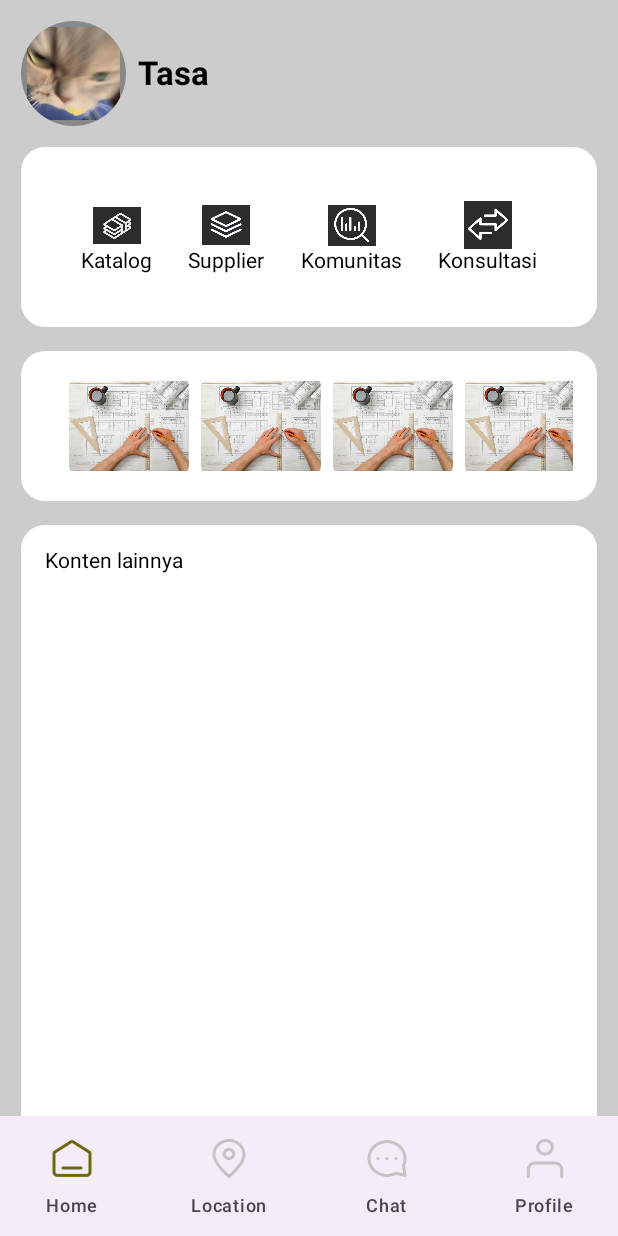
After one commit to auliaismann/Brix, an Android app built with Jetpack Compose: the HomeScreen screen opened through its navigation route, on a phone screen of 412 x 824 dp. The commit adds this screen. Run offline under Robolectric (Android 15) with nearby library versions, the phone set to English and light mode, and no system bars.

Commit message:
tambahan tasa lagi

```diff
--- a/app/build.gradle.kts
+++ b/app/build.gradle.kts
@@ -1,6 +1,7 @@
 plugins {
     alias(libs.plugins.android.application)
     alias(libs.plugins.kotlin.android)
+    id("com.google.gms.google-services") version "4.4.2" apply false
 }
 
 android {
@@ -60,6 +61,9 @@ dependencies {
     implementation(libs.androidx.ui.tooling.preview)
     implementation(libs.androidx.material3)
     implementation(libs.litert.metadata)
+    implementation(libs.firebase.database.ktx)
+    implementation(libs.androidx.appcompat)
+    implementation(libs.firebase.vertexai)
     testImplementation(libs.junit)
     androidTestImplementation(libs.androidx.junit)
     androidTestImplementation(libs.androidx.espresso.core)
@@ -71,5 +75,7 @@ dependencies {
     implementation("androidx.navigation:navigation-compose:2.4.0-alpha09")
     implementation ("androidx.compose.ui:ui:1.5.0")
     implementation ("androidx.compose.material3:material3:1.1.0")
+    implementation(platform("com.google.firebase:firebase-bom:33.5.0"))
+    implementation("com.google.firebase:firebase-analytics")
 
 }
--- a/app/src/main/AndroidManifest.xml
+++ b/app/src/main/AndroidManifest.xml
@@ -19,7 +19,6 @@
             android:theme="@style/Theme.Brix">
             <intent-filter>
                 <action android:name="android.intent.action.MAIN" />
-
                 <category android:name="android.intent.category.LAUNCHER" />
             </intent-filter>
         </activity>
--- /dev/null
+++ b/app/src/main/java/com/example/brix/HomeScreen.kt
@@ -0,0 +1,269 @@
+package com.example.brix
+
+import androidx.compose.foundation.Image
+import androidx.compose.foundation.background
+import androidx.compose.foundation.layout.*
+import androidx.compose.foundation.lazy.LazyColumn
+import androidx.compose.foundation.lazy.LazyRow
+import androidx.compose.foundation.shape.CircleShape
+import androidx.compose.foundation.shape.CornerBasedShape
+import androidx.compose.foundation.shape.RoundedCornerShape
+import androidx.compose.material3.*
+import androidx.compose.runtime.Composable
+import androidx.compose.ui.Alignment
+import androidx.compose.ui.Modifier
+import androidx.compose.ui.draw.clip
+import androidx.compose.ui.graphics.Color
+import androidx.compose.ui.res.painterResource
+import androidx.compose.ui.text.font.FontWeight
+import androidx.compose.ui.tooling.preview.Preview
+import androidx.compose.ui.unit.dp
+import androidx.navigation.NavController
+import androidx.navigation.compose.rememberNavController
+
+@Composable
+fun HomeScreen(navController: NavController) {
+    Box(
+        modifier = Modifier
+            .fillMaxSize()
+            .background(Color.LightGray)
+    ) {
+        Column(
+            modifier = Modifier
+                .fillMaxSize()
+                .padding(bottom = 56.dp), // Padding bottom agar tidak tertutup oleh BottomNavigation
+            verticalArrangement = Arrangement.SpaceBetween,
+            horizontalAlignment = Alignment.CenterHorizontally
+        ) {
+            // Tambahkan gambar profil dan nama pengguna di sini
+            Box(
+                modifier = Modifier
+                    .fillMaxWidth()
+                    .padding(14.dp),
+                contentAlignment = Alignment.CenterStart
+            ) {
+                Row(
+                    verticalAlignment = Alignment.CenterVertically
+                ) {
+                    // Gambar profil (gunakan gambar lingkaran)
+                    Image(
+                        painter = painterResource(id = R.drawable.kucing), // Ganti dengan resource gambar profil
+                        contentDescription = "Profile Image",
+                        modifier = Modifier
+                            .size(70.dp) // Ukuran gambar
+                            .clip(CircleShape) // Membuat gambar menjadi lingkaran
+                            .background(Color.Gray) // Background warna abu-abu di belakang gambar (opsional)
+                            .padding(4.dp) // Padding di sekitar gambar
+                    )
+                    Spacer(modifier = Modifier.width(8.dp)) // Spasi antara gambar dan nama
+                    Text(text = "Tasa", style = MaterialTheme.typography.bodyMedium.copy(
+                        fontSize = MaterialTheme.typography.titleLarge.fontSize, // Membuat teks lebih besar
+                        fontWeight = FontWeight.Bold // Membuat teks menjadi bold
+                    )
+                    ) // Ganti dengan nama pengguna
+                }
+            }
+
+            // Konten yang bisa di-scroll, menggunakan LazyColumn
+            LazyColumn(
+                modifier = Modifier
+                    .fillMaxWidth()
+                    .weight(1f), // Mengisi ruang yang tersisa
+                verticalArrangement = Arrangement.spacedBy(16.dp) // Menambahkan spasi antar item
+            ) {
+                item {
+                    // Kotak pertama
+                    CustomBox(
+                        modifier = Modifier
+                            .fillMaxWidth()
+                            .height(120.dp)
+                            .padding(start = 14.dp, end = 14.dp),
+                        shape = RoundedCornerShape(16.dp) // Bisa ganti bentuk di sini
+                    ) {
+                        Row(
+                            modifier = Modifier.fillMaxSize(),
+                            verticalAlignment = Alignment.CenterVertically,
+                            horizontalArrangement = Arrangement.SpaceEvenly
+                        ) {
+                            Column(horizontalAlignment = Alignment.CenterHorizontally) {
+                                Icon(
+                                    painter = painterResource(id = R.drawable.katalog), // Ganti dengan resource icon katalog
+                                    contentDescription = "Katalog Icon",
+                                    modifier = Modifier.size(32.dp),
+                                    tint = Color.Unspecified
+                                )
+                                Text(text = "Katalog")
+                            }
+
+                            Column(horizontalAlignment = Alignment.CenterHorizontally) {
+                                Icon(
+                                    painter = painterResource(id = R.drawable.supplier),
+                                    contentDescription = "Supplier Icon",
+                                    modifier = Modifier.size(32.dp),
+                                    tint = Color.Unspecified // Gunakan warna asli
+                                )
+                                Text(text = "Supplier")
+                            }
+
+                            Column(horizontalAlignment = Alignment.CenterHorizontally) {
+                                Icon(
+                                    painter = painterResource(id = R.drawable.komonitas), // Ganti dengan resource icon komunitas
+                                    contentDescription = "Komunitas Icon",
+                                    modifier = Modifier.size(32.dp),
+                                    tint = Color.Unspecified // Gunakan warna asli
+                                )
+                                Text(text = "Komunitas")
+                            }
+
+                            Column(horizontalAlignment = Alignment.CenterHorizontally) {
+                                Icon(
+                                    painter = painterResource(id = R.drawable.konsultasi), // Ganti dengan resource icon konsultasi
+                                    contentDescription = "Konsultasi Icon",
+                                    modifier = Modifier.size(32.dp),
+                                    tint = Color.Unspecified // Gunakan warna asli
+                                )
+                                Text(text = "Konsultasi")
+                            }
+                        }
+                    }
+                }
+
+                item {
+                    // Kotak kedua
+                    CustomBox(
+                        modifier = Modifier
+                            .fillMaxWidth()
+                            .height(100.dp)
+                            .padding(start = 14.dp, end = 14.dp),
+                        shape = RoundedCornerShape(16.dp)
+                    ) {
+                        LazyRow(
+                            modifier = Modifier.fillMaxSize(),
+                            horizontalArrangement = Arrangement.spacedBy(8.dp),
+                            contentPadding = PaddingValues(horizontal = 16.dp)
+                        ) {
+                            items(4) { index ->
+                                Image(
+                                    painter = painterResource(id = when(index) {
+                                        0 -> R.drawable.arsitek
+                                        1 -> R.drawable.arsitek
+                                        2 -> R.drawable.arsitek
+                                        else -> R.drawable.arsitek
+                                    }),
+                                    contentDescription = "Arsitek ${index + 1}",
+                                    modifier = Modifier
+                                        .size(80.dp) // Ukuran gambar
+                                        .clip(RoundedCornerShape(8.dp)) // Bentuk gambar
+                                )
+                            }
+                        }
+                    }
+                }
+
+                item {
+                    // Kotak ketiga
+                    CustomBox(
+                        modifier = Modifier
+                            .fillMaxWidth()
+                            .height(500.dp)
+                            .padding(start = 14.dp, end = 14.dp),
+                        shape = RoundedCornerShape(16.dp) // Bisa ganti bentuk di sini
+                    ) {
+                        Text(text = "Konten lainnya")
+                    }
+                }
+            }
+        }
+
+        // BottomNavigationBar tetap berada di posisi paling bawah
+        BottomNavigationBar(
+            navController = navController,
+            modifier = Modifier.align(Alignment.BottomCenter) // Posisi di paling bawah
+        )
+    }
+}
+
+
+// Composable untuk CustomBox dengan shape yang bisa diatur
+@Composable
+fun CustomBox(
+    modifier: Modifier = Modifier,
+    shape: CornerBasedShape,
+    content: @Composable () -> Unit
+) {
+    Box(
+        modifier = modifier
+            .background(Color.White, shape = shape)
+            .padding(16.dp)
+    ) {
+        content()
+    }
+}
+
+// Bottom Navigation Bar dengan item navigasi
+@Composable
+fun BottomNavigationBar(navController: NavController, modifier: Modifier = Modifier) {
+    NavigationBar(
+        modifier = modifier.fillMaxWidth()
+    ) {
+        NavigationBarItem(
+            icon = {
+                Icon(
+                    painterResource(id = R.drawable.home_ijo),
+                    contentDescription = "Home",
+                    modifier = Modifier.size(32.dp),
+                    tint = Color.Unspecified // Menggunakan warna asli dari ikon
+                )
+            },
+            label = { Text("Home") },
+            selected = false,
+            onClick = { navController.navigate("home_screen") }
+        )
+        NavigationBarItem(
+            icon = {
+                Icon(
+                    painterResource(id = R.drawable.location_abu),
+                    contentDescription = "Location",
+                    modifier = Modifier.size(32.dp),
+                    tint = Color.Unspecified // Menggunakan warna asli dari ikon
+                )
+            },
+            label = { Text("Location") },
+            selected = false,
+            onClick = { navController.navigate("location_screen") }
+        )
+        NavigationBarItem(
+            icon = {
+                Icon(
+                    painterResource(id = R.drawable.chat_abu),
+                    contentDescription = "Chat",
+                    modifier = Modifier.size(32.dp),
+                    tint = Color.Unspecified // Menggunakan warna asli dari ikon
+                )
+            },
+            label = { Text("Chat") },
+            selected = false,
+            onClick = { navController.navigate("chat_screen") }
+        )
+        NavigationBarItem(
+            icon = {
+                Icon(
+                    painterResource(id = R.drawable.profile_abu),
+                    contentDescription = "Profile",
+                    modifier = Modifier.size(32.dp),
+                    tint = Color.Unspecified // Menggunakan warna asli dari ikon
+                )
+            },
+            label = { Text("Profile") },
+            selected = false,
+            onClick = { navController.navigate("profile_screen") }
+        )
+    }
+}
+
+// Fungsi preview untuk menampilkan UI di Android Studio
+@Preview(showBackground = true)
+@Composable
+fun HomeScreenPreview() {
+    HomeScreen(navController = rememberNavController())
+}
--- a/app/src/main/java/com/example/brix/MainActivity.kt
+++ b/app/src/main/java/com/example/brix/MainActivity.kt
@@ -22,17 +22,22 @@ import androidx.navigation.NavController
 import androidx.navigation.compose.NavHost
 import androidx.navigation.compose.composable
 import androidx.navigation.compose.rememberNavController
+import com.google.firebase.FirebaseApp
 import kotlinx.coroutines.delay
 
 class MainActivity : ComponentActivity() {
     override fun onCreate(savedInstanceState: Bundle?) {
         super.onCreate(savedInstanceState)
+
+        // Inisialisasi Firebase
+        FirebaseApp.initializeApp(this)
+
         enableEdgeToEdge()
         setContent {
-                NavigationView()
-            }
+            NavigationView()
         }
     }
+}
 
 @Composable
 fun NavigationView() {
@@ -42,17 +47,15 @@ fun NavigationView() {
         composable("welcome_screen"){ WelcomeScreen(navController = navController) }
         composable("login"){ LoginScreen(navController = navController) }
         composable("signup"){ SignupScreen(navController = navController) }
+        composable("home_screen"){ HomeScreen(navController = navController) }
     }
 }
-
-
-
 
 @Composable
 fun SplashScreen(navController: NavController) {
     LaunchedEffect(key1 = true) {
         delay(5000L)
-        navController.navigate("welcome_screen"){
+        navController.navigate("welcome_screen") {
             popUpTo("splash_screen") { inclusive = true }
         }
     }
@@ -60,14 +63,12 @@ fun SplashScreen(navController: NavController) {
         modifier = Modifier
             .fillMaxSize()
             .background(color = Color.LightGray),
-
         verticalArrangement = Arrangement.Center,
         horizontalAlignment = Alignment.CenterHorizontally
     ) {
-
         Image(
             painter = painterResource(id = R.drawable.logo),
-            "",
+            contentDescription = "",
             modifier = Modifier
                 .width(200.dp)
                 .height(200.dp)
--- a/build.gradle.kts
+++ b/build.gradle.kts
@@ -2,4 +2,5 @@
 plugins {
     alias(libs.plugins.android.application) apply false
     alias(libs.plugins.kotlin.android) apply false
+    id("com.google.gms.google-services") version "4.4.2" apply false
 }
--- a/gradle/libs.versions.toml
+++ b/gradle/libs.versions.toml
@@ -9,6 +9,9 @@ lifecycleRuntimeKtx = "2.8.6"
 activityCompose = "1.9.2"
 composeBom = "2024.04.01"
 litertMetadata = "1.0.1"
+firebaseDatabaseKtx = "21.0.0"
+appcompat = "1.7.0"
+firebaseVertexai = "16.0.0"
 
 [libraries]
 androidx-core-ktx = { group = "androidx.core", name = "core-ktx", version.ref = "coreKtx" }
@@ -26,6 +29,9 @@ androidx-ui-test-manifest = { group = "androidx.compose.ui", name = "ui-test-man
 androidx-ui-test-junit4 = { group = "androidx.compose.ui", name = "ui-test-junit4" }
 androidx-material3 = { group = "androidx.compose.material3", name = "material3" }
 litert-metadata = { group = "com.google.ai.edge.litert", name = "litert-metadata", version.ref = "litertMetadata" }
+firebase-database-ktx = { group = "com.google.firebase", name = "firebase-database-ktx", version.ref = "firebaseDatabaseKtx" }
+androidx-appcompat = { group = "androidx.appcompat", name = "appcompat", version.ref = "appcompat" }
+firebase-vertexai = { group = "com.google.firebase", name = "firebase-vertexai", version.ref = "firebaseVertexai" }
 
 [plugins]
 android-application = { id = "com.android.application", version.ref = "agp" }
```
Also changed, not shown: app/src/main/res/drawable/arsitek.png (added), app/src/main/res/drawable/chat_abu.png (added), app/src/main/res/drawable/chat_ijo.png (added), app/src/main/res/drawable/home_abu.png (added), app/src/main/res/drawable/home_ijo.png (added), app/src/main/res/drawable/katalog.png (added), app/src/main/res/drawable/komonitas.png (added), app/src/main/res/drawable/konsultasi.png (added), app/src/main/res/drawable/kucing.png (added), app/src/main/res/drawable/location_abu.png (added), app/src/main/res/drawable/profile_abu.png (added), app/src/main/res/drawable/profile_ijo.png (added), app/src/main/res/drawable/supplier.png (added), 1 other file.
